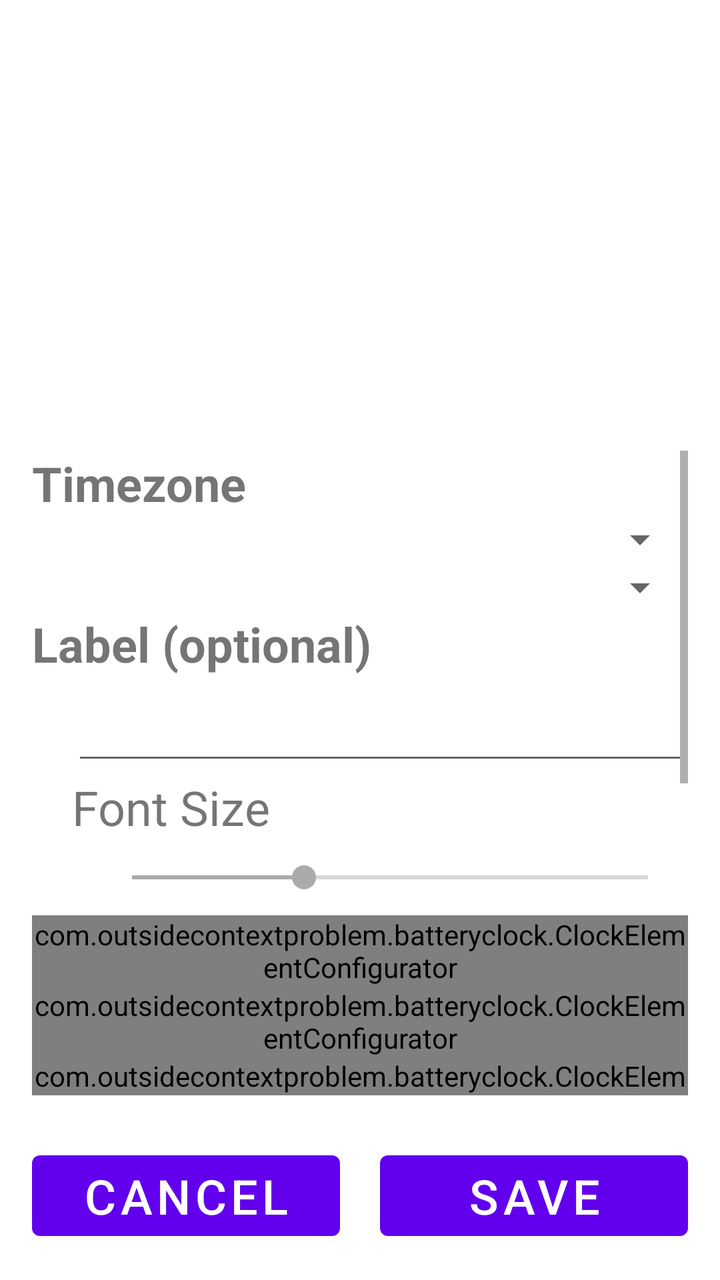
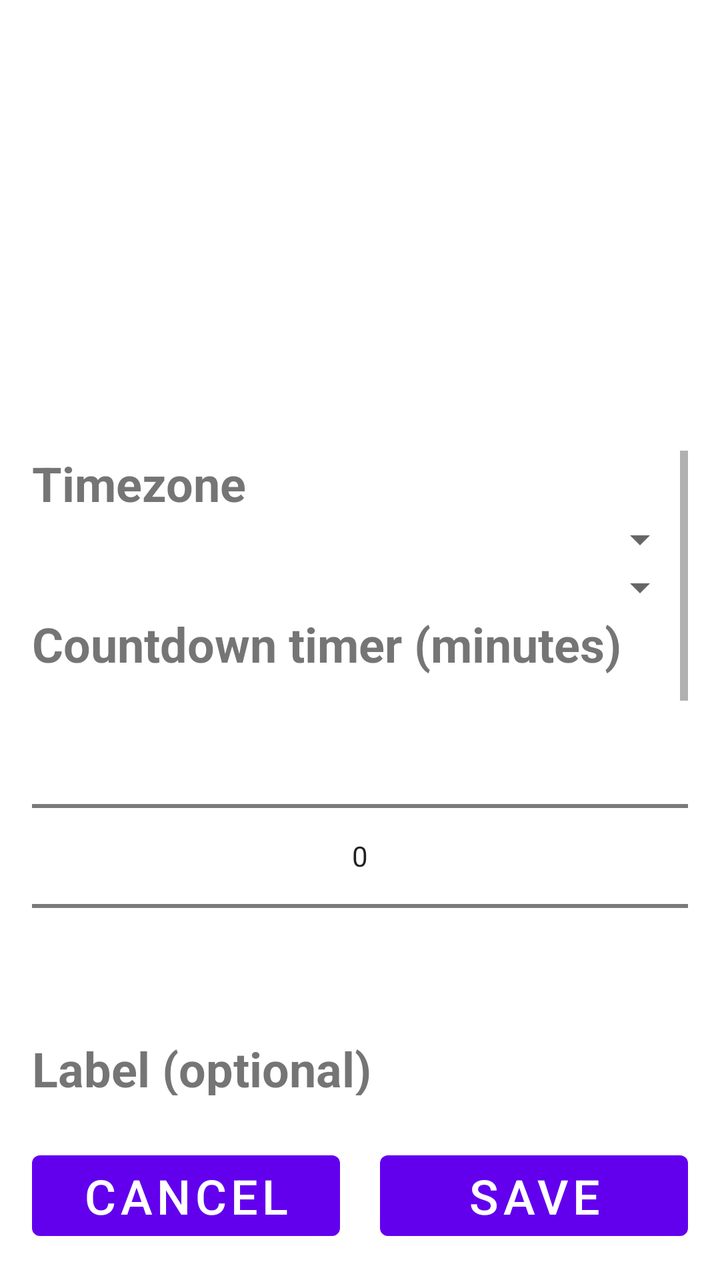

Compare the two renders of this Android layout. The source of the first and the diff that turns it into the second are given below.
<!-- AndroidManifest.xml: application theme Theme.BatteryClock -->
<!-- res/layout/battery_clock_widget_configure.xml -->
<?xml version="1.0" encoding="utf-8"?>
<LinearLayout xmlns:android="http://schemas.android.com/apk/res/android"
    xmlns:app="http://schemas.android.com/apk/res-auto"
    xmlns:tools="http://schemas.android.com/tools"
    android:layout_width="match_parent"
    android:layout_height="match_parent"
    android:orientation="vertical"
    android:padding="16dp">

    <ImageView
        android:id="@+id/imageClock"
        android:layout_width="match_parent"
        android:layout_height="0dp"
        android:layout_weight=".3"
        android:padding="10dp"
        android:contentDescription="@string/an_analogue_clock" />

    <ScrollView
        android:layout_width="match_parent"
        android:layout_height="0dp"
        android:layout_weight=".5"
        android:paddingTop="10dp">

        <androidx.constraintlayout.widget.ConstraintLayout
            android:animateLayoutChanges="true"
            android:layout_width="match_parent"
            android:layout_height="wrap_content">

            <TextView
                android:id="@+id/textTimezone"
                android:layout_width="match_parent"
                android:layout_height="wrap_content"
                android:text="@string/timezone"
                android:textSize="24sp"
                android:textStyle="bold"
                app:layout_constraintTop_toTopOf="parent" />

            <Spinner
                android:id="@+id/spinContinent"
                android:layout_width="match_parent"
                android:layout_height="wrap_content"
                android:paddingStart="15dp"
                android:paddingEnd="15dp"
                app:layout_constraintTop_toBottomOf="@id/textTimezone"
                tools:ignore="SpeakableTextPresentCheck" />

            <Spinner
                android:id="@+id/spinLocation"
                android:layout_width="match_parent"
                android:layout_height="wrap_content"
                android:paddingStart="15dp"
                android:paddingEnd="15dp"
                app:layout_constraintTop_toBottomOf="@id/spinContinent"
                tools:ignore="SpeakableTextPresentCheck" />

            <TextView
                android:id="@+id/textLabel"
                android:labelFor="@+id/inputLabel"
                android:layout_width="match_parent"
                android:layout_height="wrap_content"
                android:text="@string/label_optional"
                android:textSize="24sp"
                android:textStyle="bold"
                app:layout_constraintTop_toBottomOf="@id/spinLocation" />

            <EditText
                android:id="@+id/inputLabel"
                android:layout_width="match_parent"
                android:layout_height="wrap_content"
                android:layout_marginStart="20dp"
                android:importantForAutofill="no"
                android:inputType="text"
                android:maxLength="15"
                android:textSize="24sp"
                app:layout_constraintStart_toStartOf="parent"
                app:layout_constraintTop_toBottomOf="@id/textLabel" />

            <TextView
                android:id="@+id/textLabelSize"
                android:layout_width="match_parent"
                android:layout_height="wrap_content"
                android:paddingStart="20dp"
                android:paddingEnd="20dp"
                android:text="@string/font_size"
                android:textSize="24sp"
                app:layout_constraintTop_toBottomOf="@id/inputLabel"/>

            <SeekBar
                android:id="@+id/seekLabelSize"
                android:layout_width="match_parent"
                android:layout_height="wrap_content"
                android:max="3"
                android:paddingStart="50dp"
                android:paddingEnd="20dp"
                android:paddingTop="10dp"
                android:paddingBottom="10dp"
                android:progress="1"
                android:theme="@style/greySliderColour"
                app:layout_constraintTop_toBottomOf="@id/textLabelSize"/>

            <com.outsidecontextproblem.batteryclock.ClockElementConfigurator
                app:showElementThickness="false"
                app:showControlTitle="false"
                app:elementThickness="20"
                app:redComponent="22"
                app:greenComponent="20"
                app:blueComponent="51"
                app:colourOpacity="51"
                android:id="@+id/configuratorLabel"
                android:layout_width="match_parent"
                android:layout_height="wrap_content"
                app:layout_constraintTop_toBottomOf="@id/seekLabelSize" />

            <com.outsidecontextproblem.batteryclock.ClockElementConfigurator
                app:elementTitle="@string/battery_level"
                app:elementThickness="20"
                app:redComponent="22"
                app:greenComponent="20"
                app:blueComponent="51"
                app:colourOpacity="51"
                android:id="@+id/configuratorBattery"
                android:layout_width="match_parent"
                android:layout_height="wrap_content"
                app:layout_constraintTop_toBottomOf="@id/configuratorLabel" />

            <com.outsidecontextproblem.batteryclock.ClockElementConfigurator
                app:elementTitle="@string/bezel"
                app:elementThickness="4"
                app:redComponent="51"
                app:greenComponent="51"
                app:blueComponent="51"
                app:colourOpacity="13"
                android:id="@+id/configuratorBezel"
                android:layout_width="match_parent"
                android:layout_height="wrap_content"
                app:layout_constraintTop_toBottomOf="@id/configuratorBattery" />

            <com.outsidecontextproblem.batteryclock.ClockElementConfigurator
                app:elementTitle="@string/hour_markings"
                app:elementThickness="4"
                app:redComponent="51"
                app:greenComponent="51"
                app:blueComponent="51"
                app:colourOpacity="51"
                android:id="@+id/configuratorTicks"
                android:layout_width="match_parent"
                android:layout_height="wrap_content"
                app:layout_constraintTop_toBottomOf="@id/configuratorBezel" />

            <LinearLayout
                android:id="@+id/layoutSeconds"
                android:layout_width="match_parent"
                android:layout_height="wrap_content"
                android:orientation="horizontal"
                app:layout_constraintTop_toBottomOf="@id/configuratorTicks">

                <TextView
                    android:id="@+id/textSeconds"
                    android:layout_width="wrap_content"
                    android:layout_height="wrap_content"
                    android:text="@string/update_every_second"
                    android:textSize="24sp"
                    android:textStyle="bold" />

                <Space
                    android:layout_width="0dp"
                    android:layout_height="wrap_content"
                    android:layout_weight="1"/>

                <com.google.android.material.switchmaterial.SwitchMaterial
                    android:id="@+id/switchSeconds"
                    android:layout_width="wrap_content"
                    android:layout_height="wrap_content"
                    android:textSize="24sp"
                    android:textStyle="bold" />

            </LinearLayout>

            <TextView
                android:id="@+id/textWarning"
                android:layout_width="match_parent"
                android:layout_height="wrap_content"
                android:paddingBottom="5dp"
                android:text="@string/battery_drain"
                android:textSize="24sp"
                android:visibility="gone"
                app:layout_constraintTop_toBottomOf="@id/layoutSeconds"/>

            <com.outsidecontextproblem.batteryclock.ClockElementConfigurator
                app:elementTitle="@string/second_indicator"
                app:elementThickness="4"
                app:redComponent="51"
                app:greenComponent="51"
                app:blueComponent="51"
                app:colourOpacity="51"
                android:id="@+id/configuratorSeconds"
                android:layout_width="match_parent"
                android:layout_height="wrap_content"
                android:visibility="gone"
                app:layout_constraintTop_toBottomOf="@id/textWarning" />

            <com.outsidecontextproblem.batteryclock.ClockElementConfigurator
                app:elementTitle="@string/minute_hand"
                app:elementThickness="4"
                app:redComponent="51"
                app:greenComponent="51"
                app:blueComponent="51"
                app:colourOpacity="51"
                android:id="@+id/configuratorMinute"
                android:layout_width="match_parent"
                android:layout_height="wrap_content"
                app:layout_constraintTop_toBottomOf="@id/configuratorSeconds" />

            <com.outsidecontextproblem.batteryclock.ClockElementConfigurator
                app:elementTitle="@string/minute_arc"
                app:elementThickness="4"
                app:redComponent="51"
                app:greenComponent="51"
                app:blueComponent="51"
                app:colourOpacity="13"
                android:id="@+id/configuratorMinuteArc"
                android:layout_width="match_parent"
                android:layout_height="wrap_content"
                app:layout_constraintTop_toBottomOf="@id/configuratorMinute" />

            <com.outsidecontextproblem.batteryclock.ClockElementConfigurator
                app:elementTitle="@string/hour_hand"
                app:elementThickness="4"
                app:redComponent="51"
                app:greenComponent="51"
                app:blueComponent="51"
                app:colourOpacity="51"
                android:id="@+id/configuratorHour"
                android:layout_width="match_parent"
                android:layout_height="wrap_content"
                app:layout_constraintTop_toBottomOf="@id/configuratorMinuteArc" />

            <com.outsidecontextproblem.batteryclock.ClockElementConfigurator
                app:elementTitle="@string/hour_arc"
                app:elementThickness="4"
                app:redComponent="51"
                app:greenComponent="51"
                app:blueComponent="51"
                app:colourOpacity="13"
                android:id="@+id/configuratorHourArc"
                android:layout_width="match_parent"
                android:layout_height="wrap_content"
                app:layout_constraintTop_toBottomOf="@id/configuratorHour" />

            <com.outsidecontextproblem.batteryclock.ClockElementConfigurator
                app:elementTitle="@string/week_progress"
                app:showElementThickness="false"
                app:redComponent="51"
                app:greenComponent="51"
                app:blueComponent="51"
                app:colourOpacity="13"
                android:id="@+id/configuratorWeek"
                android:layout_width="match_parent"
                android:layout_height="wrap_content"
                app:layout_constraintTop_toBottomOf="@id/configuratorHourArc" />

            <com.outsidecontextproblem.batteryclock.ClockElementConfigurator
                app:elementTitle="@string/clock_background"
                app:showElementThickness="false"
                app:redComponent="6"
                app:greenComponent="6"
                app:blueComponent="6"
                app:colourOpacity="38"
                android:id="@+id/configuratorBackground"
                android:layout_width="match_parent"
                android:layout_height="wrap_content"
                app:layout_constraintTop_toBottomOf="@id/configuratorWeek" />

        </androidx.constraintlayout.widget.ConstraintLayout>

    </ScrollView>

    <LinearLayout
        android:layout_width="match_parent"
        android:layout_height="wrap_content"
        android:orientation="horizontal">

        <Button
            android:id="@+id/buttonCancel"
            android:layout_weight=".5"
            android:layout_width="0dp"
            android:layout_height="wrap_content"
            android:layout_marginTop="24dp"
            android:text="@string/cancel"
            android:textSize="24sp"
            app:layout_constraintEnd_toEndOf="parent"
            app:layout_constraintHorizontal_bias="0.0"
            app:layout_constraintStart_toStartOf="parent"
            app:layout_constraintTop_toBottomOf="@+id/configuratorTicks" />

        <Space
            android:layout_width="20dp"
            android:layout_height="0dp" />

        <Button
            android:id="@+id/buttonAdd"
            android:layout_weight=".5"
            android:layout_width="0dp"
            android:layout_height="wrap_content"
            android:layout_marginTop="24dp"
            android:text="@string/done_button"
            android:textSize="24sp"
            app:layout_constraintEnd_toEndOf="parent"
            app:layout_constraintHorizontal_bias="0.0"
            app:layout_constraintStart_toStartOf="parent"
            app:layout_constraintTop_toBottomOf="@+id/configuratorTicks" />

    </LinearLayout>

</LinearLayout>
<!-- resources referenced by this layout -->
<resources>
  <string name="an_analogue_clock">An analogue clock</string>
  <string name="battery_drain">Warning: This may increase drain on your battery</string>
  <string name="battery_level">Battery Level Indicator</string>
  <string name="bezel">Bezel</string>
  <string name="cancel">Cancel</string>
  <string name="clock_background">Clock Background</string>
  <string name="done_button">Save</string>
  <string name="font_size">Font Size</string>
  <string name="hour_arc">Hour Arc</string>
  <string name="hour_hand">Hour Hand</string>
  <string name="hour_markings">Hour Markings</string>
  <string name="label_optional">Label (optional)</string>
  <string name="minute_arc">Minute Arc</string>
  <string name="minute_hand">Minute Hand</string>
  <string name="second_indicator">Second Indicator</string>
  <string name="timezone">Timezone</string>
  <string name="update_every_second">Show seconds</string>
  <string name="week_progress">Week Progress Indicator</string>
  <style name="greySliderColour">
          <item name="colorAccent">@android:color/darker_gray</item>
      </style>
  <style name="Theme.BatteryClock" parent="Theme.MaterialComponents.DayNight.DarkActionBar">
          
          <item name="colorPrimary">@color/purple_500</item>
          <item name="colorPrimaryVariant">@color/purple_700</item>
          <item name="colorOnPrimary">@color/white</item>
          
          <item name="colorSecondary">@color/teal_200</item>
          <item name="colorSecondaryVariant">@color/teal_700</item>
          <item name="colorOnSecondary">@color/black</item>
          
          <item name="android:statusBarColor">?attr/colorPrimaryVariant</item>
          
      </style>
  <color name="purple_500">#FF6200EE</color>
  <color name="purple_700">#FF3700B3</color>
  <color name="white">#FFFFFFFF</color>
  <color name="teal_200">#FF03DAC5</color>
  <color name="teal_700">#FF018786</color>
  <color name="black">#FF000000</color>
</resources>

<!-- the commit's change to res/layout/battery_clock_widget_configure.xml (unified diff, before → after) -->
@@ -54,6 +54,22 @@
                 tools:ignore="SpeakableTextPresentCheck" />
 
             <TextView
+                android:id="@+id/textCountdown"
+                android:labelFor="@+id/inputLabel"
+                android:layout_width="match_parent"
+                android:layout_height="wrap_content"
+                android:text="@string/countdown"
+                android:textSize="24sp"
+                android:textStyle="bold"
+                app:layout_constraintTop_toBottomOf="@id/spinLocation" />
+
+            <NumberPicker
+                android:id="@+id/pickCountdown"
+                android:layout_width="match_parent"
+                android:layout_height="wrap_content"
+                app:layout_constraintTop_toBottomOf="@id/textCountdown"/>
+
+            <TextView
                 android:id="@+id/textLabel"
                 android:labelFor="@+id/inputLabel"
                 android:layout_width="match_parent"
@@ -61,7 +77,7 @@
                 android:text="@string/label_optional"
                 android:textSize="24sp"
                 android:textStyle="bold"
-                app:layout_constraintTop_toBottomOf="@id/spinLocation" />
+                app:layout_constraintTop_toBottomOf="@id/pickCountdown" />
 
             <EditText
                 android:id="@+id/inputLabel"
<!-- resource entries referenced after the edit -->
@@ -6,6 +6,7 @@
   <string name="bezel">Bezel</string>
   <string name="cancel">Cancel</string>
   <string name="clock_background">Clock Background</string>
+  <string name="countdown">Countdown timer (minutes)</string>
   <string name="done_button">Save</string>
   <string name="font_size">Font Size</string>
   <string name="hour_arc">Hour Arc</string>
